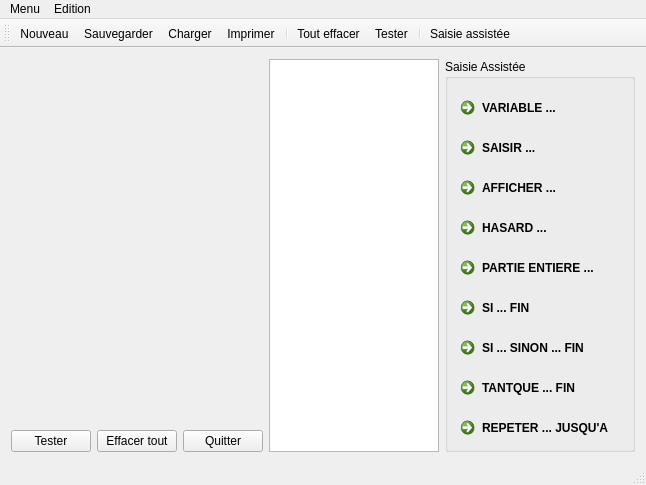
suzizecat/algocreator, file fenprincipale.ui: the form before one commit.
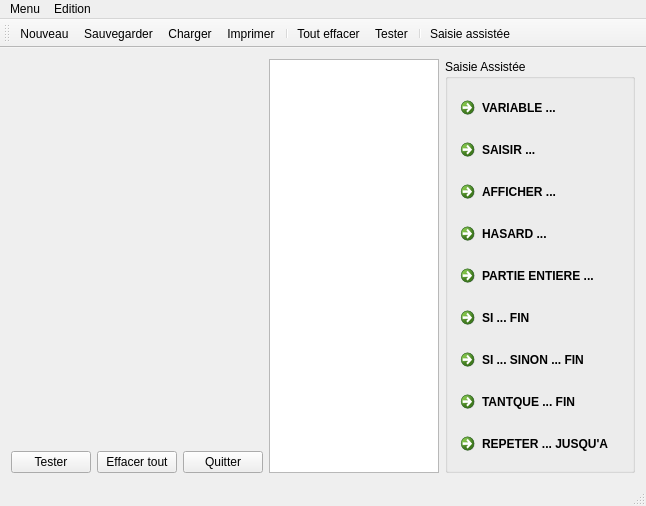
The form after the commit. Icons and pictures are not drawn. Custom widgets are drawn as their Qt base class.

What changed in the file:
```diff
--- a/fenprincipale.ui
+++ b/fenprincipale.ui
@@ -7,7 +7,7 @@
     <x>0</x>
     <y>0</y>
     <width>646</width>
-    <height>444</height>
+    <height>506</height>
    </rect>
   </property>
   <property name="windowTitle">
@@ -210,7 +210,14 @@
    <addaction name="separator"/>
    <addaction name="actionSaisieAssistee"/>
   </widget>
-  <widget class="QStatusBar" name="statusBar"/>
+  <widget class="QStatusBar" name="statut">
+   <property name="minimumSize">
+    <size>
+     <width>0</width>
+     <height>0</height>
+    </size>
+   </property>
+  </widget>
   <action name="actionOptions">
    <property name="icon">
     <iconset resource="ressources.qrc">
```
Left out of the diff: 2 changed lines with no effect on the pictures.
